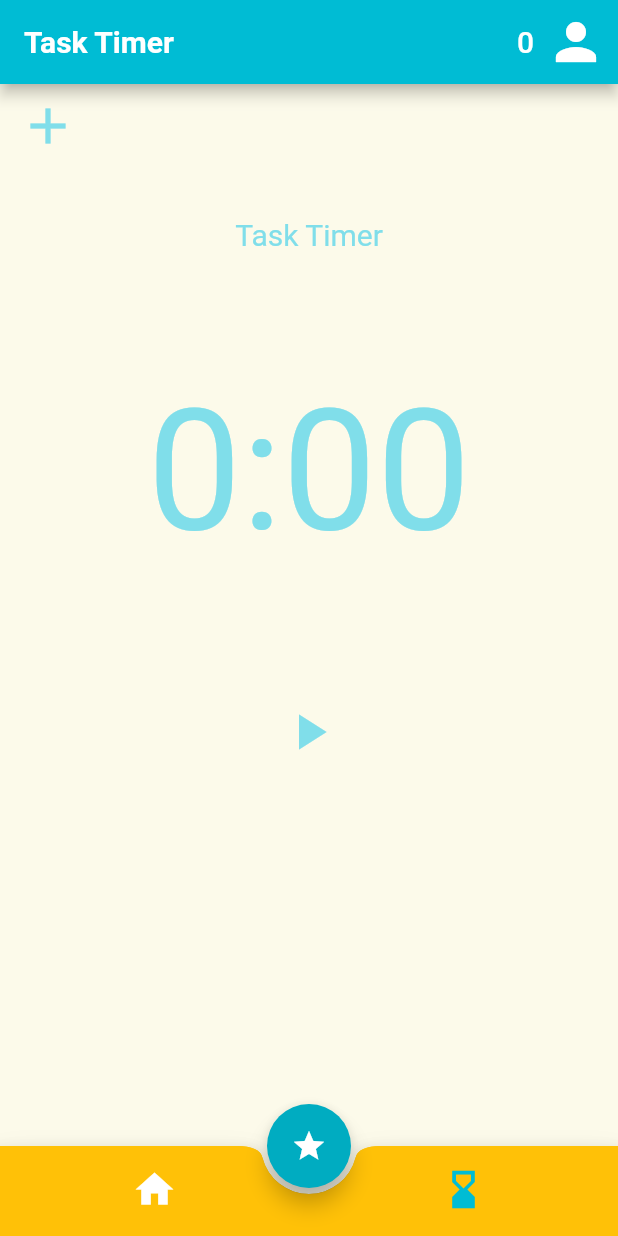
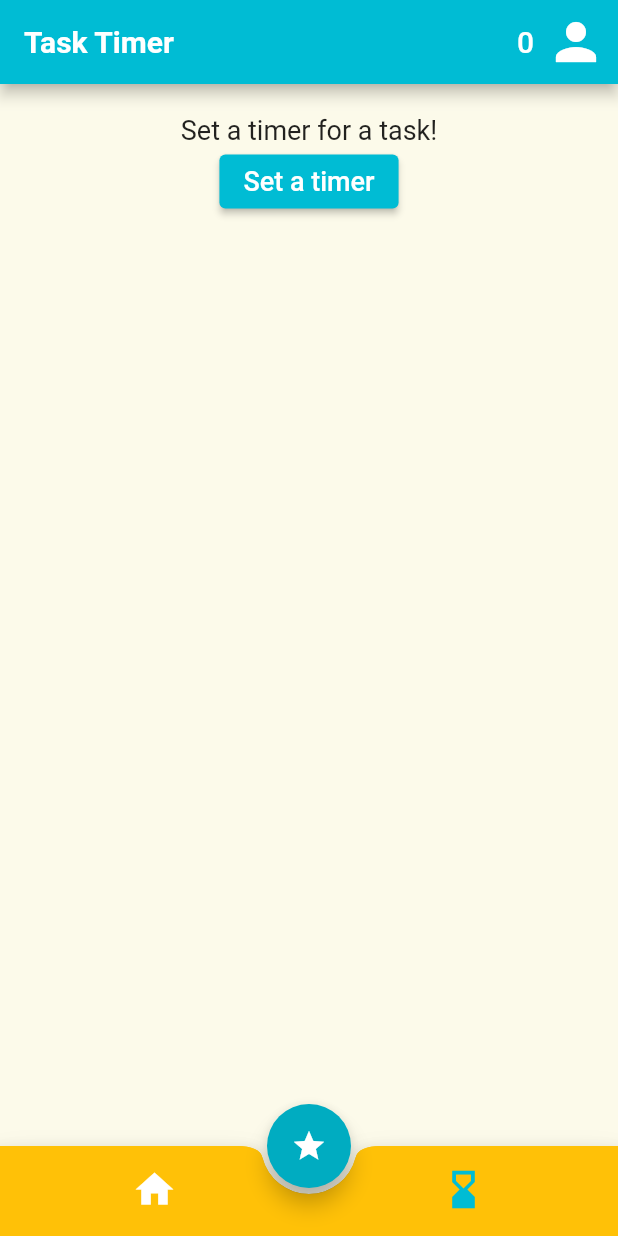
Before and after one commit to juliekitty/project_kidplanner, a Flutter app: the screen it shows after launch, item 2 of the bottom bar chosen, on a phone screen of 412 x 824 dp. Run offline on Flutter 3.47's test engine with Material 2 defaults, Android fonts, the phone set to English and light mode, and no system bars; our stand-ins replace audioplayers, circular_countdown_timer, flutter_svg, sqflite, time, webview_flutter; missing offline and left inert: countdown_flutter, date_time_format, duration_picker; accounts and stored records are empty; Roboto replaces fonts that are missing (Futura).

Commit message:
task timer

```diff
--- a/lib/views/CountDownTimerView.dart
+++ b/lib/views/CountDownTimerView.dart
@@ -1,9 +1,8 @@
 import 'package:flutter/material.dart';
-import 'dart:math' as math;
-
+import 'package:audioplayers/audio_cache.dart';
 import 'package:flutter/rendering.dart';
 import 'package:duration_picker/duration_picker.dart';
-import 'package:project_kidplanner/src/components/DurationExtension.dart';
+import 'package:project_kidplanner/src/libraries/globals.dart' as globals;
 
 class CountDownTimer extends StatefulWidget {
   @override
@@ -15,9 +14,43 @@ class _CountDownTimerState extends State<CountDownTimer>
   AnimationController controller;
   Duration resultingDuration = Duration(hours: 0, minutes: 0);
 
+  // Audio
+  static AudioCache player = new AudioCache(
+      prefix: globals.audioFilesPrefix, fixedPlayer: globals.audioPlayer);
+
   String get timerString {
     Duration duration = controller.duration * controller.value;
     return '${duration.inMinutes}:${(duration.inSeconds % 60).toString().padLeft(2, '0')}';
+  }
+
+  Future initDuration() async {
+    var resultingDuration = await showDurationPicker(
+      context: context,
+      initialTime: Duration(minutes: 10),
+      snapToMins: 5.0,
+    );
+    setState(() {
+      controller.duration =
+          (resultingDuration == null) ? Duration.zero : resultingDuration;
+    });
+    startTimer();
+  }
+
+  void startTimer() {
+    setState(() {
+      controller.reverse(
+          from: controller.value == 0.0 ? 1.0 : controller.value);
+    });
+  }
+
+  void stopTimer() {
+    setState(() {
+      controller.stop();
+    });
+  }
+
+  void timerFinished() {
+    player.play(globals.timerFinishedAudio);
   }
 
   @override
@@ -25,54 +58,51 @@ class _CountDownTimerState extends State<CountDownTimer>
     super.initState();
     controller = AnimationController(
       vsync: this,
-      duration: Duration(seconds: 5),
+      duration: Duration.zero,
     );
   }
 
   @override
   Widget build(BuildContext context) {
-//    ThemeData themeData = Theme.of(context);
     return AnimatedBuilder(
         animation: controller,
         builder: (context, child) {
           return Stack(
             children: <Widget>[
-            /*DurationPicker(
-              duration: _duration,
-              onChange: (val) {
-                setState(() => _duration = val);
-              },
-              snapToMins: 5.0,
-            ),*/
-            TextButton(
-              child: Icon(
-                Icons.add,
-                size: 40,
-                color: Colors.cyan[200],
+              controller.duration != Duration.zero
+                  ? Container()
+                  : Padding(
+                      padding: const EdgeInsets.fromLTRB(15, 20, 15, 5),
+                      child: Center(
+                        child: Column(children: [
+                          Text(
+                            'Set a timer for a task!',
+                            style: TextStyle(fontSize: 18),
                           ),
-              onPressed: () async {
-                var resultingDuration = await showDurationPicker(
-                  context: context,
-                  initialTime: Duration(minutes: 10),
-                  snapToMins: 5.0,
-                );
-                setState(() {
-                  controller.duration = resultingDuration;
-                });
-                print(resultingDuration.toHoursMinutes());
-                ScaffoldMessenger.of(context).showSnackBar(SnackBar(
-                    content: Text(
-                        'Chose duration: ${resultingDuration.toHoursMinutes()}')));
-              },
+                          ElevatedButton(
+                            child: Text(
+                              'Set a timer',
+                              style:
+                                  TextStyle(fontSize: 18, color: Colors.white),
                             ),
-            Align(
+                            onPressed: initDuration,
+                          ),
+                        ]),
+                      ),
+                    ),
+              controller.duration == Duration.zero
+                  ? Container()
+                  : Align(
                       alignment: Alignment.bottomCenter,
                       child: Container(
                         color: Colors.amber[800],
-                height: controller.value * MediaQuery.of(context).size.height,
+                        height: controller.value *
+                            MediaQuery.of(context).size.height,
                       ),
                     ),
-            Padding(
+              controller.duration == Duration.zero
+                  ? Container()
+                  : Padding(
                       padding: EdgeInsets.all(8.0),
                       child: Column(
                         mainAxisAlignment: MainAxisAlignment.start,
@@ -84,20 +114,13 @@ class _CountDownTimerState extends State<CountDownTimer>
                                 aspectRatio: 1.0,
                                 child: Stack(
                                   children: <Widget>[
-                            /*Positioned.fill(
-                                  child: CustomPaint(
-                                      painter: CustomTimerPainter(
-                                    animation: controller,
-                                    backgroundColor: Colors.white,
-                                    color: themeData.indicatorColor,
-                                  )),
-                                ),*/
                                     Align(
                                       alignment: FractionalOffset.center,
                                       child: Column(
                                         mainAxisAlignment:
                                             MainAxisAlignment.spaceEvenly,
-                                crossAxisAlignment: CrossAxisAlignment.center,
+                                        crossAxisAlignment:
+                                            CrossAxisAlignment.center,
                                         children: <Widget>[
                                           Text(
                                             "Task Timer",
@@ -125,22 +148,17 @@ class _CountDownTimerState extends State<CountDownTimer>
                                 builder: (context, child) {
                                   return IconButton(
                                     color: Colors.cyan[200],
-                            iconSize: 40,
+                                    iconSize: 60,
                                     onPressed: () {
-                              if (controller.isAnimating)
-                                controller.stop();
-                              else {
-                                controller.reverse(
-                                    from: controller.value == 0.0
-                                        ? 1.0
-                                        : controller.value);
+                                      if (controller.isAnimating) {
+                                        stopTimer();
+                                      } else {
+                                        startTimer();
                                       }
                                     },
                                     icon: Icon(controller.isAnimating
                                         ? Icons.pause
                                         : Icons.play_arrow),
-                            /*label: Text(
-                                  controller.isAnimating ? "Pause" : "Play")*/
                                   );
                                 }),
                           ),
@@ -149,39 +167,6 @@ class _CountDownTimerState extends State<CountDownTimer>
                     ),
             ],
           );
-      },
-    );
+        });
   }
 }
-
-class CustomTimerPainter extends CustomPainter {
-  CustomTimerPainter({
-    this.animation,
-    this.backgroundColor,
-    this.color,
-  }) : super(repaint: animation);
-
-  final Animation<double> animation;
-  final Color backgroundColor, color;
-
-  @override
-  void paint(Canvas canvas, Size size) {
-    Paint paint = Paint()
-      ..color = backgroundColor
-      ..strokeWidth = 10.0
-      ..strokeCap = StrokeCap.butt
-      ..style = PaintingStyle.stroke;
-
-    canvas.drawCircle(size.center(Offset.zero), size.width / 2.0, paint);
-    paint.color = color;
-    double progress = (1.0 - animation.value) * 2 * math.pi;
-    canvas.drawArc(Offset.zero & size, math.pi * 1.5, -progress, false, paint);
-  }
-
-  @override
-  bool shouldRepaint(CustomTimerPainter old) {
-    return animation.value != old.animation.value ||
-        color != old.color ||
-        backgroundColor != old.backgroundColor;
-  }
-}
```
Also changed, not shown: lib/views/programDetails.dart (+4 -4 lines). Lines whose indentation alone changed are shown as unchanged.
